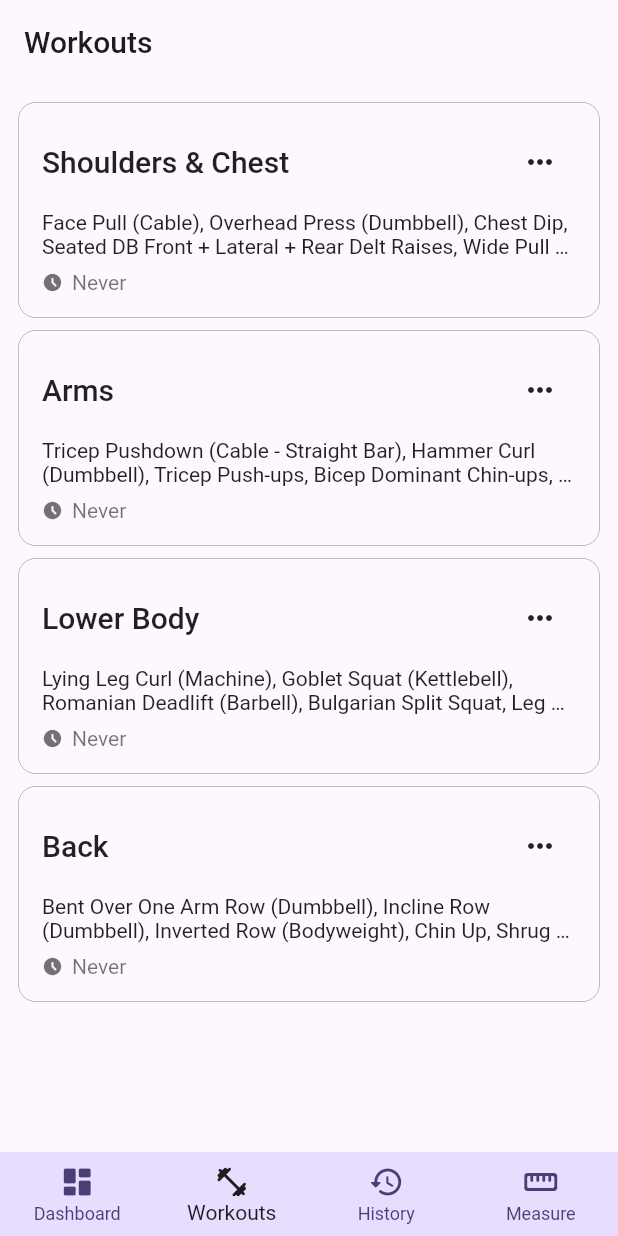
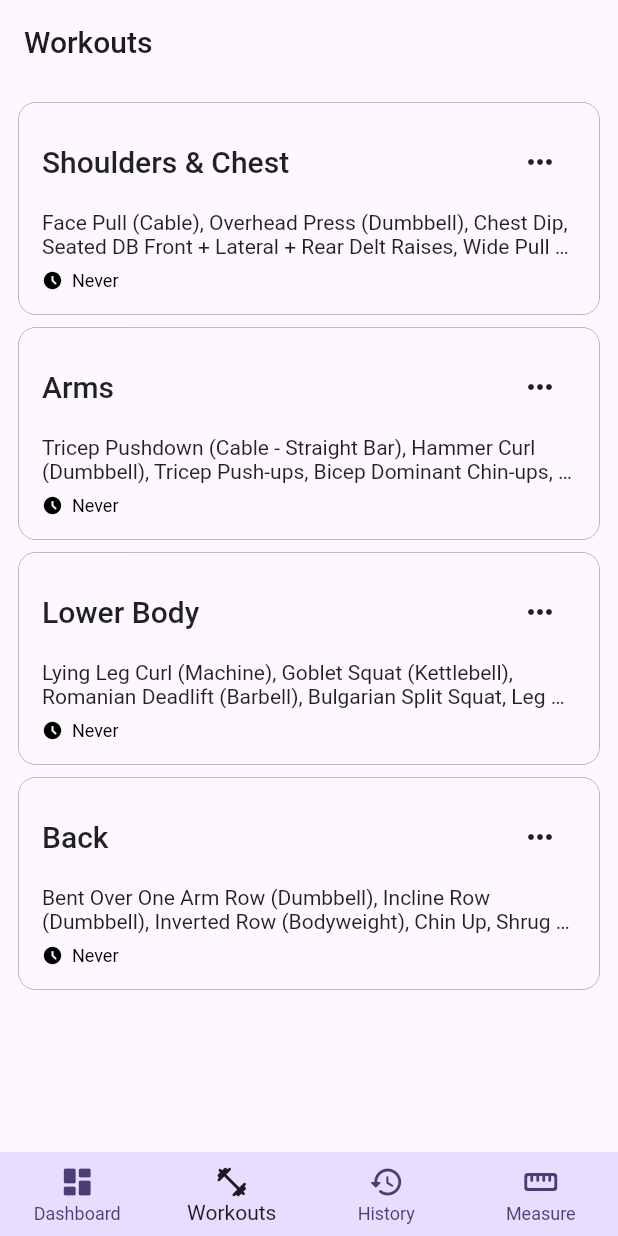
Before and after one commit to eeshangarg/fitness_copilot, a Flutter app: the screen it shows after launch, item 2 of the bottom bar chosen, on a phone screen of 412 x 824 dp. Run offline on Flutter 3.47's test engine with Material 2 defaults, Android fonts, the phone set to English and light mode, and no system bars; drawn by our look-alikes of dynamic_color; our stand-ins replace font_awesome_flutter, material_color_utilities.

Commit message:
typography: Use Material 3 type scale tokens for text styles.

```diff
--- a/lib/components/workout/exercise/exercise_expansion_panel.dart
+++ b/lib/components/workout/exercise/exercise_expansion_panel.dart
@@ -15,9 +15,7 @@ class ExerciseExpansionPanel extends StatelessWidget {
         return ListTile(
           title: Text(
             exercise.name,
-            style: Theme.of(context).textTheme.titleLarge?.copyWith(
-                  fontWeight: FontWeight.w400,
-                  fontSize: 18.0,
+            style: Theme.of(context).textTheme.titleMedium?.copyWith(
                   overflow: TextOverflow.ellipsis,
                 ),
           ),
--- a/lib/components/workout/workout_last_performed_indicator.dart
+++ b/lib/components/workout/workout_last_performed_indicator.dart
@@ -28,12 +28,12 @@ class WorkoutLastPerformedIndicator extends StatelessWidget {
         Icon(
           Icons.access_time_filled,
           size: 14.0,
-          color: Theme.of(context).textTheme.caption?.color,
+          color: Theme.of(context).textTheme.labelMedium?.color,
         ),
         const SizedBox(width: 6.0),
         Text(
           _getLastPerformedLabel(context.watch<Workout>().lastPerformed),
-          style: Theme.of(context).textTheme.caption?.copyWith(fontSize: 14.0),
+          style: Theme.of(context).textTheme.labelMedium,
         )
       ],
     );
```
Also changed, not shown: lib/components/workout/exercise/exercise_set_tile.dart (+3 -9 lines), lib/components/workout/exercise/set/edit_set_bottom_sheet.dart (+1 -7 lines).
